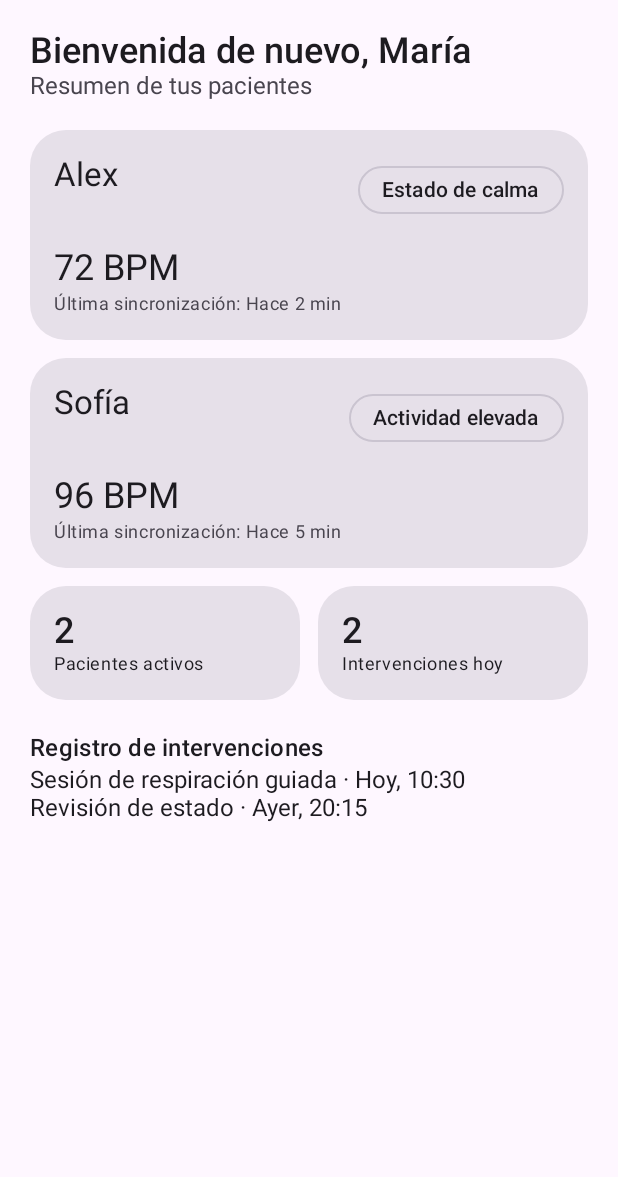
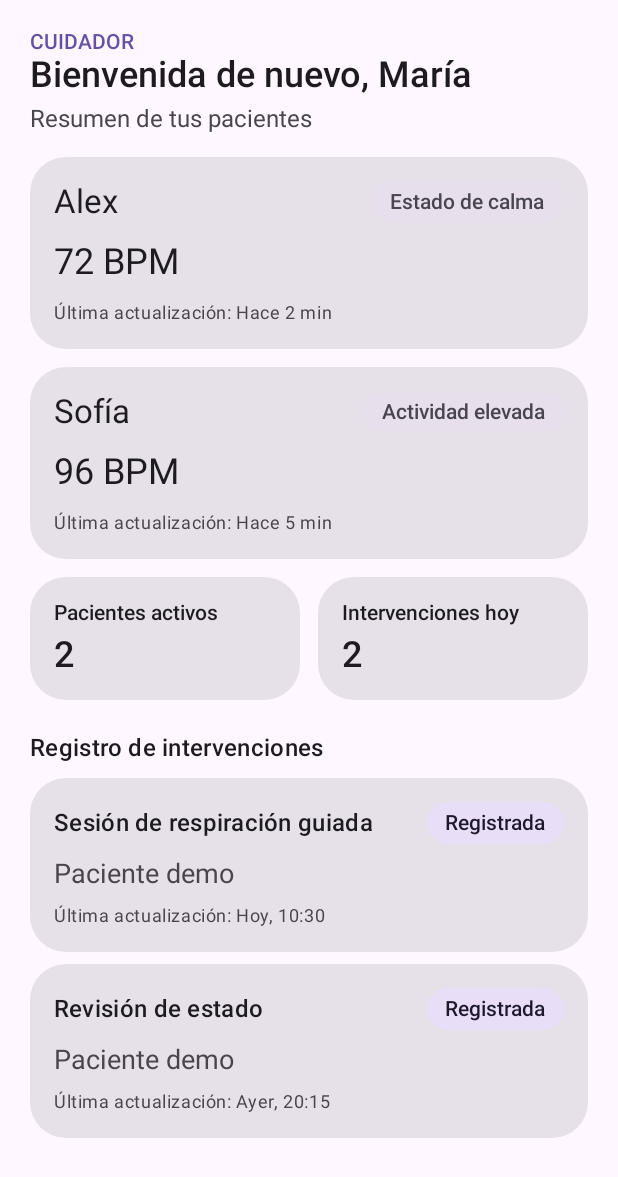
Before and after one commit to anxietywatch-org/anxietywatch-mobile, an Android app built with Jetpack Compose: the DashboardCaregiverScreen screen opened through its navigation route, on a phone screen of 412 x 824 dp. Shown: the top 1177 px of the screen. Run offline under Robolectric (Android 15) with nearby library versions, the light colour scheme and no system bars; our stand-ins replace Dagger/Hilt's generated code; Roboto replaces fonts that are not available here; 1 statement that could not run was skipped.

Commit message:
feat(mobile): establish shared UI and navigation foundation

```diff
--- a/app/src/main/java/com/anxietywatch/mobile/MainActivity.kt
+++ b/app/src/main/java/com/anxietywatch/mobile/MainActivity.kt
@@ -6,6 +6,11 @@ import androidx.activity.compose.setContent
 import androidx.activity.enableEdgeToEdge
 import androidx.compose.foundation.layout.fillMaxSize
 import androidx.compose.material3.Surface
+import androidx.compose.foundation.isSystemInDarkTheme
+import androidx.compose.runtime.getValue
+import androidx.compose.runtime.mutableStateOf
+import androidx.compose.runtime.saveable.rememberSaveable
+import androidx.compose.runtime.setValue
 import androidx.compose.ui.Modifier
 import com.anxietywatch.mobile.core.theme.AnxietyWatchTheme
 import com.anxietywatch.mobile.data.remote.SessionExpiryNotifier
@@ -28,12 +33,15 @@ class MainActivity : ComponentActivity() {
         super.onCreate(savedInstanceState)
         enableEdgeToEdge()
         setContent {
-            AnxietyWatchTheme {
+            var forceDarkTheme by rememberSaveable { mutableStateOf<Boolean?>(null) }
+            AnxietyWatchTheme(forceDarkTheme = forceDarkTheme) {
                 Surface(modifier = Modifier.fillMaxSize()) {
                     ScreenScaffold {
                     AnxietyWatchNavHost(
                         sessionRepository = sessionRepository,
                         sessionExpiryNotifier = sessionExpiryNotifier,
+                        darkModeEnabled = forceDarkTheme ?: isSystemInDarkTheme(),
+                        onDarkModeChange = { forceDarkTheme = it },
                     )
                     }
                 }
--- /dev/null
+++ b/app/src/main/java/com/anxietywatch/mobile/ui/common/UiComponents.kt
@@ -0,0 +1,203 @@
+package com.anxietywatch.mobile.ui.common
+
+import androidx.compose.foundation.layout.Arrangement
+import androidx.compose.foundation.layout.Column
+import androidx.compose.foundation.layout.Row
+import androidx.compose.foundation.layout.fillMaxWidth
+import androidx.compose.foundation.layout.padding
+import androidx.compose.foundation.layout.size
+import androidx.compose.foundation.shape.RoundedCornerShape
+import androidx.compose.material3.Card
+import androidx.compose.material3.MaterialTheme
+import androidx.compose.material3.Surface
+import androidx.compose.material3.Text
+import androidx.compose.runtime.Composable
+import androidx.compose.ui.Alignment
+import androidx.compose.ui.Modifier
+import androidx.compose.ui.semantics.Role
+import androidx.compose.ui.semantics.role
+import androidx.compose.ui.semantics.semantics
+import androidx.compose.ui.unit.dp
+
+@Composable
+fun SectionHeader(
+    title: String,
+    eyebrow: String? = null,
+    description: String? = null,
+    modifier: Modifier = Modifier,
+) {
+    Column(modifier = modifier.fillMaxWidth().padding(bottom = 16.dp)) {
+        eyebrow?.let {
+            Text(
+                it,
+                color = MaterialTheme.colorScheme.primary,
+                style = MaterialTheme.typography.labelMedium,
+            )
+        }
+        Text(title, style = MaterialTheme.typography.headlineLarge)
+        description?.let {
+            Text(
+                it,
+                color = MaterialTheme.colorScheme.onSurfaceVariant,
+                style = MaterialTheme.typography.bodyMedium,
+                modifier = Modifier.padding(top = 6.dp),
+            )
+        }
+    }
+}
+
+@Composable
+fun MetricCard(
+    label: String,
+    value: String,
+    unit: String? = null,
+    detail: String? = null,
+    modifier: Modifier = Modifier,
+) {
+    Card(modifier = modifier) {
+        Column(modifier = Modifier.padding(16.dp)) {
+            Text(label, style = MaterialTheme.typography.labelMedium)
+            Row(verticalAlignment = Alignment.Bottom, modifier = Modifier.padding(top = 6.dp)) {
+                Text(value, style = MaterialTheme.typography.headlineMedium)
+                unit?.let {
+                    Text(
+                        it,
+                        color = MaterialTheme.colorScheme.onSurfaceVariant,
+                        style = MaterialTheme.typography.labelSmall,
+                        modifier = Modifier.padding(start = 4.dp, bottom = 4.dp),
+                    )
+                }
+            }
+            detail?.let {
+                Text(
+                    it,
+                    color = MaterialTheme.colorScheme.onSurfaceVariant,
+                    style = MaterialTheme.typography.bodySmall,
+                    modifier = Modifier.padding(top = 4.dp),
+                )
+            }
+        }
+    }
+}
+
+enum class StatusTone { Neutral, Positive, Warning, Critical }
+
+@Composable
+fun StatusBadge(
+    label: String,
+    tone: StatusTone = StatusTone.Neutral,
+    modifier: Modifier = Modifier,
+) {
+    val (containerColor, contentColor) = when (tone) {
+        StatusTone.Neutral -> MaterialTheme.colorScheme.surfaceVariant to MaterialTheme.colorScheme.onSurfaceVariant
+        StatusTone.Positive -> MaterialTheme.colorScheme.tertiaryContainer to MaterialTheme.colorScheme.onTertiaryContainer
+        StatusTone.Warning -> MaterialTheme.colorScheme.secondaryContainer to MaterialTheme.colorScheme.onSecondaryContainer
+        StatusTone.Critical -> MaterialTheme.colorScheme.errorContainer to MaterialTheme.colorScheme.onErrorContainer
+    }
+    Surface(
+        color = containerColor,
+        contentColor = contentColor,
+        shape = RoundedCornerShape(50),
+        modifier = modifier,
+    ) {
+        Text(label, style = MaterialTheme.typography.labelMedium, modifier = Modifier.padding(horizontal = 12.dp, vertical = 6.dp))
+    }
+}
+
+@Composable
+fun DataFreshnessLabel(
+    lastUpdated: String,
+    modifier: Modifier = Modifier,
+) {
+    Text(
+        "Última actualización: $lastUpdated",
+        color = MaterialTheme.colorScheme.onSurfaceVariant,
+        style = MaterialTheme.typography.bodySmall,
+        modifier = modifier,
+    )
+}
+
+@Composable
+fun ConnectivityCard(
+    connected: Boolean,
+    lastSync: String,
+    deviceName: String? = null,
+    modifier: Modifier = Modifier,
+) {
+    Card(modifier = modifier.fillMaxWidth()) {
+        Column(modifier = Modifier.padding(16.dp), verticalArrangement = Arrangement.spacedBy(8.dp)) {
+            Text("Conectividad", style = MaterialTheme.typography.titleMedium)
+            Row(
+                modifier = Modifier.fillMaxWidth(),
+                horizontalArrangement = Arrangement.SpaceBetween,
+                verticalAlignment = Alignment.CenterVertically,
+            ) {
+                Text(deviceName ?: "Reloj no vinculado")
+                StatusBadge(
+                    label = if (connected) "Conectado" else "Desconectado",
+                    tone = if (connected) StatusTone.Positive else StatusTone.Warning,
+                )
+            }
+            DataFreshnessLabel(lastSync)
+        }
+    }
+}
+
+@Composable
+fun PatientRow(
+    name: String,
+    status: String,
+    heartRate: Int?,
+    lastSync: String,
+    onClick: () -> Unit,
+    modifier: Modifier = Modifier,
+) {
+    Card(
+        onClick = onClick,
+        modifier = modifier.fillMaxWidth().semantics { role = Role.Button },
+    ) {
+        Column(modifier = Modifier.padding(16.dp), verticalArrangement = Arrangement.spacedBy(10.dp)) {
+            Row(
+                modifier = Modifier.fillMaxWidth(),
+                horizontalArrangement = Arrangement.SpaceBetween,
+                verticalAlignment = Alignment.CenterVertically,
+            ) {
+                Text(name, style = MaterialTheme.typography.titleLarge, modifier = Modifier.weight(1f))
+                StatusBadge(label = status)
+            }
+            Text(
+                heartRate?.let { "$it BPM" } ?: "Sin lectura de BPM",
+                style = MaterialTheme.typography.headlineSmall,
+            )
+            DataFreshnessLabel(lastSync)
+        }
+    }
+}
+
+@Composable
+fun AlertRow(
+    title: String,
+    patientName: String,
+    occurredAt: String,
+    status: String,
+    onClick: () -> Unit = {},
+    modifier: Modifier = Modifier,
+) {
+    Card(
+        onClick = onClick,
+        modifier = modifier.fillMaxWidth().semantics { role = Role.Button },
+    ) {
+        Column(modifier = Modifier.padding(16.dp), verticalArrangement = Arrangement.spacedBy(6.dp)) {
+            Row(
+                modifier = Modifier.fillMaxWidth(),
+                horizontalArrangement = Arrangement.SpaceBetween,
+                verticalAlignment = Alignment.CenterVertically,
+            ) {
+                Text(title, style = MaterialTheme.typography.titleMedium, modifier = Modifier.weight(1f))
+                StatusBadge(label = status, tone = StatusTone.Warning)
+            }
+            Text(patientName, color = MaterialTheme.colorScheme.onSurfaceVariant)
+            DataFreshnessLabel(occurredAt)
+        }
+    }
+}
--- a/app/src/main/java/com/anxietywatch/mobile/ui/dashboard/DashboardCaregiverScreen.kt
+++ b/app/src/main/java/com/anxietywatch/mobile/ui/dashboard/DashboardCaregiverScreen.kt
@@ -10,8 +10,6 @@ import androidx.compose.foundation.layout.height
 import androidx.compose.foundation.layout.padding
 import androidx.compose.foundation.rememberScrollState
 import androidx.compose.foundation.verticalScroll
-import androidx.compose.material3.AssistChip
-import androidx.compose.material3.Card
 import androidx.compose.material3.MaterialTheme
 import androidx.compose.material3.Text
 import androidx.compose.runtime.Composable
@@ -20,6 +18,13 @@ import androidx.compose.runtime.getValue
 import androidx.hilt.navigation.compose.hiltViewModel
 import androidx.compose.ui.Modifier
 import androidx.compose.ui.unit.dp
+import com.anxietywatch.mobile.ui.common.AlertRow
+import com.anxietywatch.mobile.ui.common.EmptyState
+import com.anxietywatch.mobile.ui.common.ErrorState
+import com.anxietywatch.mobile.ui.common.LoadingState
+import com.anxietywatch.mobile.ui.common.MetricCard
+import com.anxietywatch.mobile.ui.common.PatientRow
+import com.anxietywatch.mobile.ui.common.SectionHeader
 
 data class CaregiverPatientUiModel(
     val id: String,
@@ -37,67 +42,58 @@ fun DashboardCaregiverScreen(
     val uiState by viewModel.uiState.collectAsState()
     val data = (uiState as? DashboardCaregiverUiState.Success)?.data
     if (data == null) {
-        Text(
-            text = if (uiState is DashboardCaregiverUiState.Error) {
-                (uiState as DashboardCaregiverUiState.Error).message
-            } else {
-                "Cargando pacientes..."
-            },
-            modifier = Modifier.padding(24.dp),
-        )
+        when (val state = uiState) {
+            DashboardCaregiverUiState.Idle,
+            DashboardCaregiverUiState.Loading,
+            -> LoadingState("Cargando pacientes...")
+            is DashboardCaregiverUiState.Error -> ErrorState(state.message, viewModel::loadDashboard)
+            is DashboardCaregiverUiState.Success -> Unit
+        }
         return
     }
 
     Column(
         modifier = Modifier.fillMaxSize().verticalScroll(rememberScrollState()).padding(20.dp),
     ) {
-        Text("Bienvenida de nuevo, ${data.caregiverName}", style = MaterialTheme.typography.headlineLarge)
-        Text(
-            "Resumen de tus pacientes",
-            style = MaterialTheme.typography.bodyMedium,
-            color = MaterialTheme.colorScheme.onSurfaceVariant,
+        SectionHeader(
+            eyebrow = "CUIDADOR",
+            title = "Bienvenida de nuevo, ${data.caregiverName}",
+            description = "Resumen de tus pacientes",
         )
-        Spacer(Modifier.height(20.dp))
         data.patients.forEach { patient ->
-            Card(
-                onClick = { onPatientClick(patient.name) },
-                modifier = Modifier.fillMaxWidth().padding(bottom = 12.dp),
-            ) {
-                Column(modifier = Modifier.padding(16.dp)) {
-                    Row(
-                        modifier = Modifier.fillMaxWidth(),
-                        horizontalArrangement = Arrangement.SpaceBetween,
-                    ) {
-                        Text(patient.name, style = MaterialTheme.typography.titleLarge, modifier = Modifier.weight(1f))
-                        AssistChip(onClick = {}, label = { Text(patient.status) })
-                    }
-                    Spacer(Modifier.height(12.dp))
-                    Text("${patient.heartRate} BPM", style = MaterialTheme.typography.headlineSmall)
-                    Text(
-                        "Última sincronización: ${patient.lastSync}",
-                        style = MaterialTheme.typography.bodySmall,
-                        color = MaterialTheme.colorScheme.onSurfaceVariant,
-                    )
-                }
-            }
+            PatientRow(
+                name = patient.name,
+                status = patient.status,
+                heartRate = patient.heartRate,
+                lastSync = patient.lastSync,
+                onClick = { onPatientClick(patient.id) },
+                modifier = Modifier.padding(bottom = 12.dp),
+            )
+        }
+        if (data.patients.isEmpty()) {
+            EmptyState(
+                title = "No hay pacientes vinculados.",
+                description = "Cuando exista una vinculación disponible, aparecerá aquí.",
+            )
         }
         Row(modifier = Modifier.fillMaxWidth(), horizontalArrangement = Arrangement.spacedBy(12.dp)) {
-            SummaryCard("Pacientes activos", data.patients.size.toString(), Modifier.weight(1f))
-            SummaryCard("Intervenciones hoy", "2", Modifier.weight(1f))
+            MetricCard("Pacientes activos", data.patients.size.toString(), modifier = Modifier.weight(1f))
+            MetricCard("Intervenciones hoy", "2", modifier = Modifier.weight(1f))
         }
         Spacer(Modifier.height(20.dp))
         Text("Registro de intervenciones", style = MaterialTheme.typography.titleMedium)
-        Text("Sesión de respiración guiada · Hoy, 10:30", style = MaterialTheme.typography.bodyMedium)
-        Text("Revisión de estado · Ayer, 20:15", style = MaterialTheme.typography.bodyMedium)
+        AlertRow(
+            title = "Sesión de respiración guiada",
+            patientName = "Paciente demo",
+            occurredAt = "Hoy, 10:30",
+            status = "Registrada",
+            modifier = Modifier.padding(top = 8.dp, bottom = 8.dp),
+        )
+        AlertRow(
+            title = "Revisión de estado",
+            patientName = "Paciente demo",
+            occurredAt = "Ayer, 20:15",
+            status = "Registrada",
+        )
     }
 }
-
-@Composable
-private fun SummaryCard(title: String, value: String, modifier: Modifier) {
-    Card(modifier = modifier) {
-        Column(modifier = Modifier.padding(16.dp)) {
-            Text(value, style = MaterialTheme.typography.headlineMedium)
-            Text(title, style = MaterialTheme.typography.bodySmall)
-        }
-    }
-}
--- a/app/src/main/java/com/anxietywatch/mobile/ui/settings/SettingsPatientScreen.kt
+++ b/app/src/main/java/com/anxietywatch/mobile/ui/settings/SettingsPatientScreen.kt
@@ -44,6 +44,8 @@ fun SettingsPatientScreen(
     onPersonalProfile: () -> Unit,
     onManageWatch: () -> Unit,
     onLogout: () -> Unit,
+    darkModeEnabled: Boolean = false,
+    onDarkModeChange: (Boolean) -> Unit = {},
     onGrounding: () -> Unit = {},
     onRelaxingSounds: () -> Unit = {},
 ) {
@@ -68,6 +70,8 @@ fun SettingsPatientScreen(
             ToggleRow("Notificaciones", "Alertas y recordatorios", notificationsEnabled) { notificationsEnabled = it }
             HorizontalDivider()
             ToggleRow("Sonido", "Sonidos de la aplicación", soundEnabled) { soundEnabled = it }
+            HorizontalDivider()
+            ToggleRow("Modo oscuro", "Reduce la fatiga visual", darkModeEnabled, onDarkModeChange)
         }
 
         SettingsSectionTitle("CUENTA")
```
Also changed, not shown: app/src/main/java/com/anxietywatch/mobile/navigation/AnxietyWatchNavHost.kt (+8 -2 lines), app/src/main/java/com/anxietywatch/mobile/ui/common/UiStates.kt (added, +69 -0 lines), app/src/main/java/com/anxietywatch/mobile/ui/history/PatientHistoryScreen.kt (+14 -30 lines), app/src/main/java/com/anxietywatch/mobile/ui/home/HomePatientScreen.kt (+13 -38 lines), app/src/main/java/com/anxietywatch/mobile/ui/watch/ManageWatchScreen.kt (+8 -17 lines), app/src/main/java/com/anxietywatch/mobile/ui/wellness/PatientDetailScreen.kt (+4 -10 lines), 2 other files.
